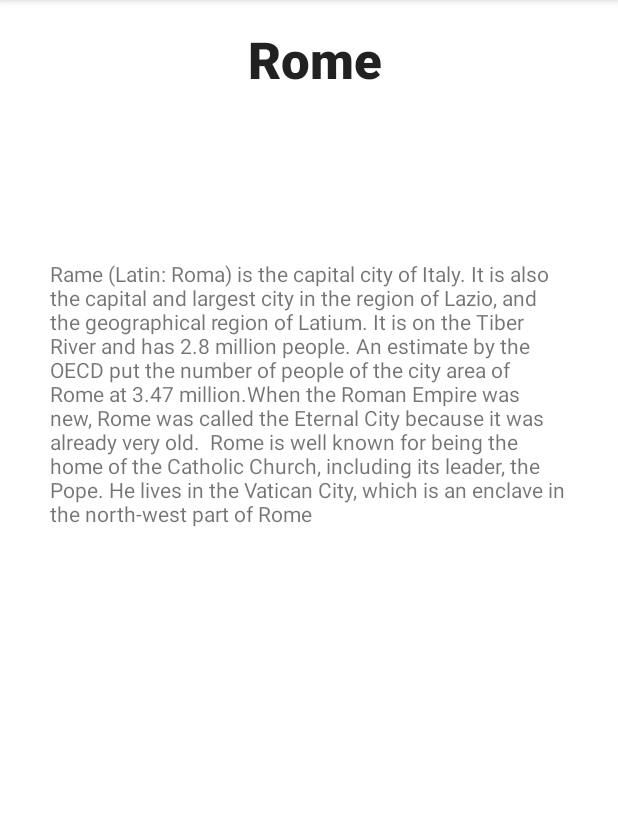
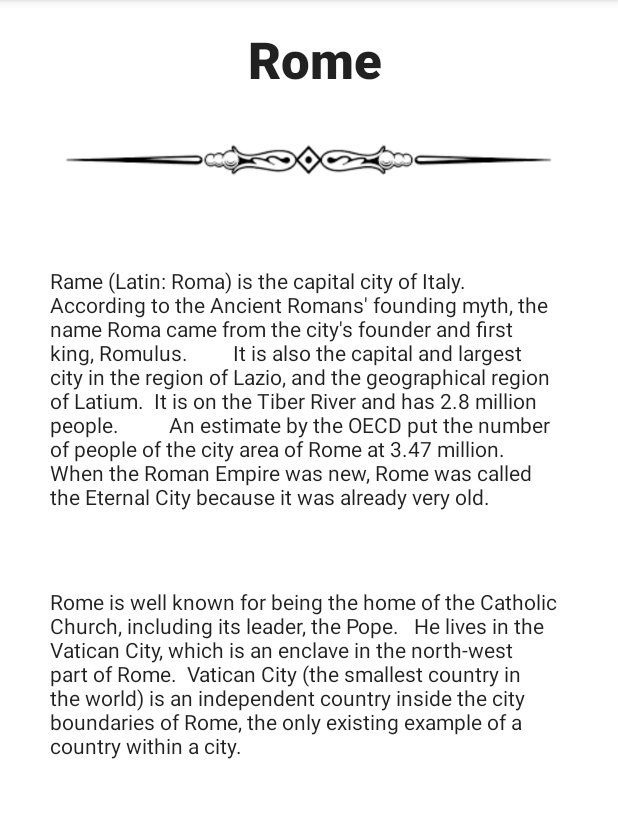
Before and after one commit to cpalazis/TRAVELLER, an Android app: the RomeActivity screen opened directly, with no data from a screen before it, on a phone screen of 412 x 824 dp, the part 84-902 px from its top. Run offline under Robolectric (Android 15) with nearby library versions, the phone set to English and light mode, and no system bars.

Commit message:
Made Rome Design Better

```diff
--- a/app/src/main/res/layout/activity_rome.xml
+++ b/app/src/main/res/layout/activity_rome.xml
@@ -21,18 +21,50 @@
         app:layout_constraintTop_toTopOf="parent"
         app:layout_constraintVertical_bias="0.023" />
 
+    <ImageView
+        android:id="@+id/separator2"
+        android:layout_width="406dp"
+        android:layout_height="97dp"
+        app:layout_constraintBottom_toBottomOf="parent"
+        app:layout_constraintEnd_toEndOf="parent"
+        app:layout_constraintHorizontal_bias="0.4"
+        app:layout_constraintStart_toStartOf="parent"
+        app:layout_constraintTop_toBottomOf="@+id/romeHeader"
+        app:layout_constraintVertical_bias="0.0"
+        app:srcCompat="@drawable/separator__2_" />
+
     <TextView
         android:id="@+id/romeText"
         android:layout_width="344dp"
         android:layout_height="wrap_content"
         android:autoText="false"
-        android:text="Rame (Latin: Roma) is the capital city of Italy. It is also the capital and largest city in the region of Lazio, and the geographical region of Latium. It is on the Tiber River and has 2.8 million people. An estimate by the OECD put the number of people of the city area of Rome at 3.47 million.When the Roman Empire was new, Rome was called the Eternal City because it was already very old.  Rome is well known for being the home of the Catholic Church, including its leader, the Pope. He lives in the Vatican City, which is an enclave in the north-west part of Rome"
+        android:text="Rame (Latin: Roma) is the capital city of Italy. According to the Ancient Romans' founding myth, the name Roma came from the city's founder and first king, Romulus.
+        It is also the capital and largest city in the region of Lazio, and the geographical region of Latium.  It is on the Tiber River and has 2.8 million people.
+         An estimate by the OECD put the number of people of the city area of Rome at 3.47 million.  When the Roman Empire was new, Rome was called the Eternal City because it was already very old. "
         android:textAlignment="textStart"
         android:textAllCaps="false"
         app:layout_constraintBottom_toBottomOf="parent"
         app:layout_constraintEnd_toEndOf="parent"
         app:layout_constraintHorizontal_bias="0.492"
+        android:textAppearance="@style/TextAppearance.AppCompat.Body1"
         app:layout_constraintStart_toStartOf="parent"
         app:layout_constraintTop_toTopOf="parent"
         app:layout_constraintVertical_bias="0.293" />
+
+    <TextView
+        android:id="@+id/romeText2"
+        android:layout_width="344dp"
+        android:layout_height="wrap_content"
+        android:autoText="false"
+        android:text="Rome is well known for being the home of the Catholic Church, including its leader, the Pope.   He lives in the Vatican City, which is an enclave in the north-west part of Rome.  Vatican City (the smallest country in the world) is an independent country inside the city boundaries of Rome, the only existing example of a country within a city."
+        android:textAlignment="textStart"
+        android:textAllCaps="false"
+        android:textAppearance="@style/TextAppearance.AppCompat.Body1"
+        app:layout_constraintBottom_toBottomOf="parent"
+        app:layout_constraintEnd_toEndOf="parent"
+        app:layout_constraintHorizontal_bias="0.492"
+        app:layout_constraintStart_toStartOf="parent"
+        app:layout_constraintTop_toTopOf="parent"
+        app:layout_constraintVertical_bias="0.6" />
+
 </androidx.constraintlayout.widget.ConstraintLayout>
```
